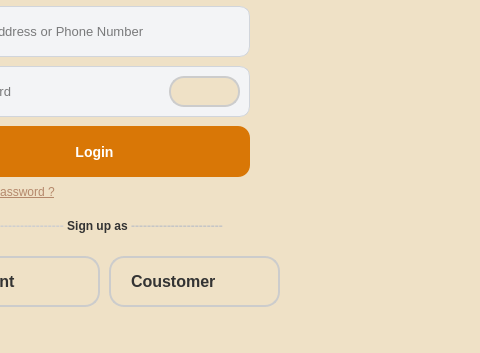
Qt form client/Client_UI/admin_signup.ui (SamanehK22/IUT_FOOD) before a commit; both pictures show x 301 to 781 and y 114 to 467 of the 781 by 467 pixel window.
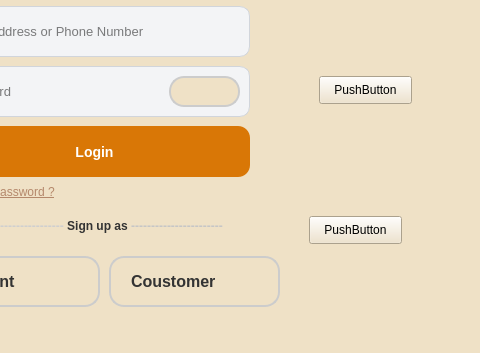
The same form after that commit. Icons and pictures are not drawn.

Patch:
```diff
--- a/client/Client_UI/admin_signup.ui
+++ b/client/Client_UI/admin_signup.ui
@@ -453,6 +453,32 @@
     </item>
    </layout>
   </widget>
+  <widget class="QPushButton" name="mina">
+   <property name="geometry">
+    <rect>
+     <x>620</x>
+     <y>190</y>
+     <width>93</width>
+     <height>28</height>
+    </rect>
+   </property>
+   <property name="text">
+    <string>PushButton</string>
+   </property>
+  </widget>
+  <widget class="QPushButton" name="mahtab">
+   <property name="geometry">
+    <rect>
+     <x>610</x>
+     <y>330</y>
+     <width>93</width>
+     <height>28</height>
+    </rect>
+   </property>
+   <property name="text">
+    <string>PushButton</string>
+   </property>
+  </widget>
  </widget>
  <resources>
   <include location="Source.qrc"/>
```
